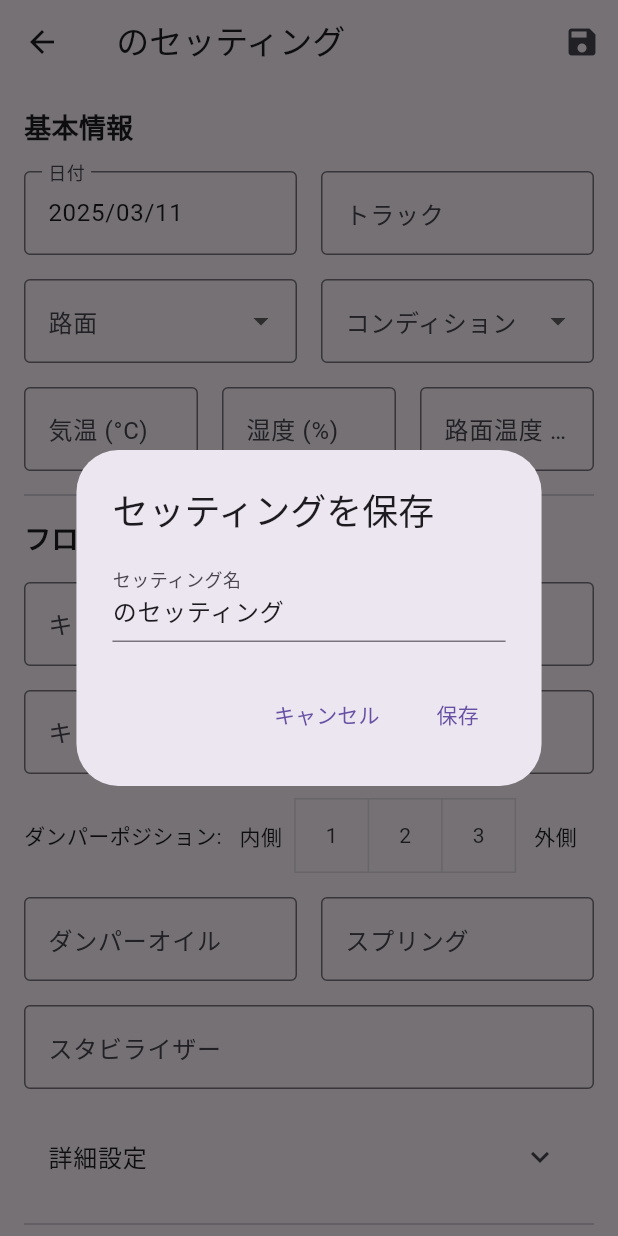
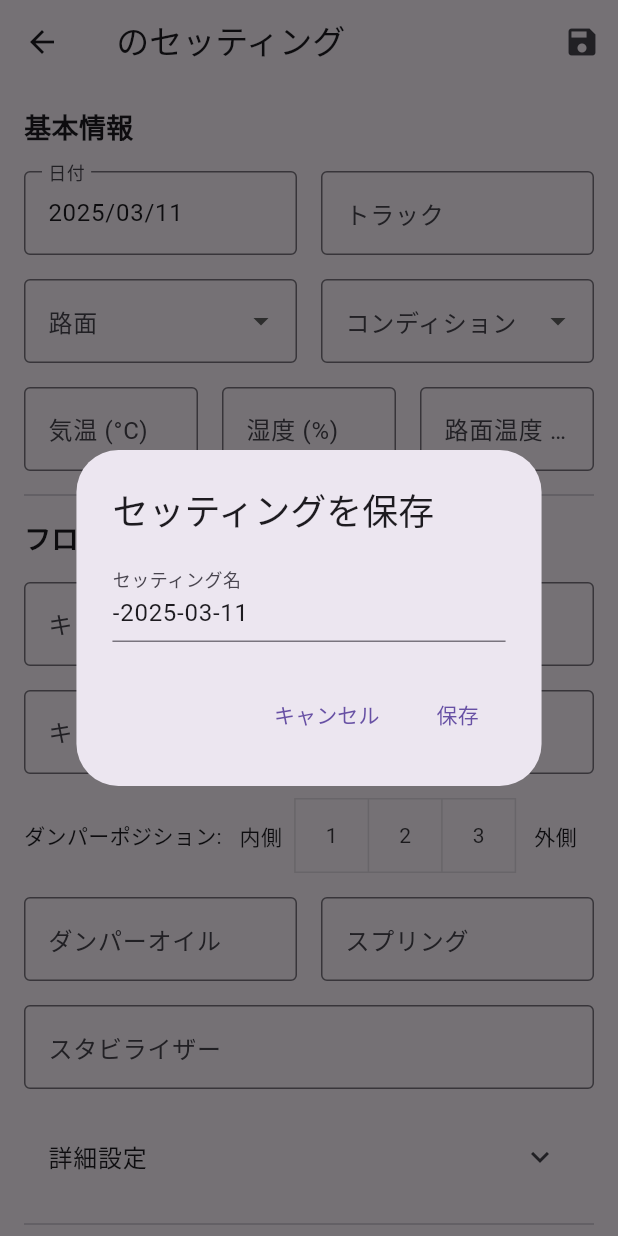
Before and after one commit to akiii2024/RC_Setting_Manager, a Flutter app: the CarSettingPage screen opened directly with empty values, after a tap on the "save" icon, on a phone screen of 412 x 824 dp. Run offline on Flutter 3.47's test engine with Material 3 defaults, Android fonts, the phone set to English and light mode, and no system bars; our stand-ins replace shared_preferences; accounts and stored records are empty.

Commit message:
セッティング保存ダイアログを改善: デフォルト名を日付付きに変更

```diff
--- a/lib/pages/car_setting_page.dart
+++ b/lib/pages/car_setting_page.dart
@@ -2144,17 +2144,18 @@ class _CarSettingPageState extends State<CarSettingPage> {
   }
 
   void _showSaveDialog(BuildContext context) {
-    if (_isEditing) {
-      _settingNameController.text = widget.settingName ?? '';
-    } else {
-      _settingNameController.text = '${widget.originalCar.name}のセッティング';
-    }
+    // 日付フォーマット（yyyy-mm-dd）の文字列を作成
+    final now = DateTime.now();
+    final dateStr = '${now.year}-${now.month.toString().padLeft(2, '0')}-${now.day.toString().padLeft(2, '0')}';
+
+    // デフォルト名を「マシン名-yyyy-mm-dd」の形式に設定
+    _settingNameController.text = '${widget.originalCar.name}-$dateStr';
 
     showDialog(
       context: context,
       builder: (BuildContext context) {
         return AlertDialog(
-          title: Text(_isEditing ? 'セッティングを更新' : 'セッティングを保存'),
+          title: const Text('セッティングを保存'),
           content: Column(
             mainAxisSize: MainAxisSize.min,
             children: [
@@ -2184,27 +2185,14 @@ class _CarSettingPageState extends State<CarSettingPage> {
                   return;
                 }
 
-                if (_isEditing && widget.savedSettingId != null) {
-                  // 既存の設定を更新
-                  final updatedSetting = SavedSetting(
-                    id: widget.savedSettingId!,
-                    name: settingName,
-                    createdAt: DateTime.now(),
-                    car: widget.originalCar,
-                    settings: settings,
-                  );
-                  Provider.of<SettingsProvider>(context, listen: false)
-                      .updateSetting(updatedSetting);
-                } else {
-                  // 新しい設定を保存
-                  Provider.of<SettingsProvider>(context, listen: false)
-                      .addSetting(settingName, widget.originalCar, settings);
-                }
+                // 常に新しい設定として保存する
+                Provider.of<SettingsProvider>(context, listen: false)
+                    .addSetting(settingName, widget.originalCar, settings);
 
                 Navigator.of(context).pop();
                 Navigator.of(context).pop();
               },
-              child: Text(_isEditing ? '更新' : '保存'),
+              child: const Text('保存'),
             ),
           ],
         );
```
